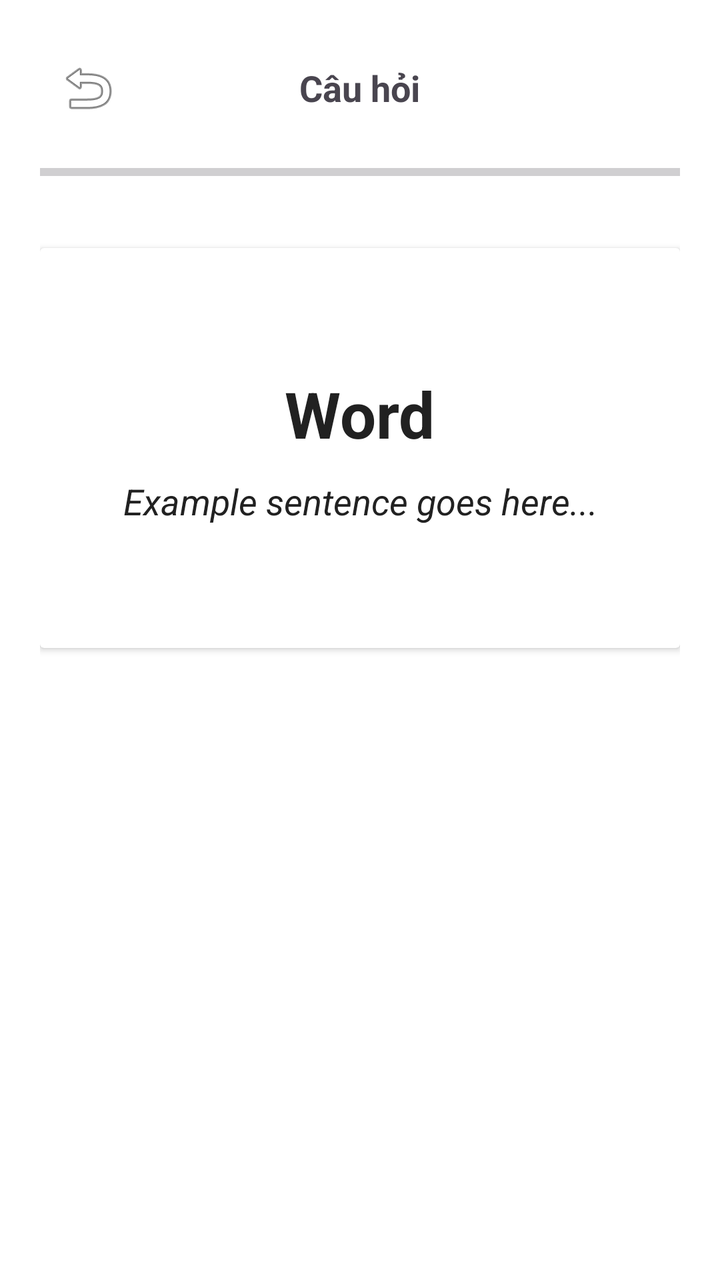
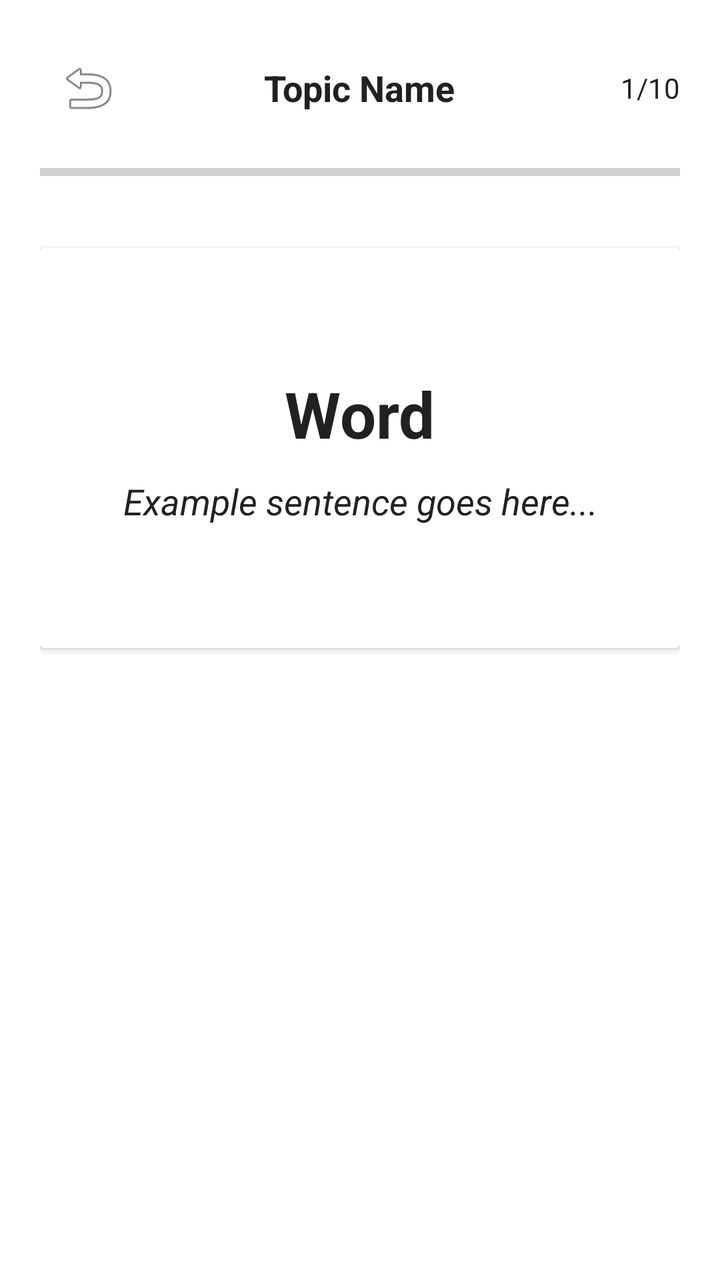

Compare the two renders of this Android layout. The source of the first and the diff that turns it into the second are given below.
<!-- AndroidManifest.xml: application theme Theme.MobileApp -->
<!-- res/layout/activity_quiz.xml -->
<?xml version="1.0" encoding="utf-8"?>
<LinearLayout xmlns:android="http://schemas.android.com/apk/res/android"
    android:layout_width="match_parent"
    android:layout_height="match_parent"
    android:orientation="vertical"
    android:padding="20dp"
    android:background="?attr/colorSurface">

    <RelativeLayout
        android:layout_width="match_parent"
        android:layout_height="wrap_content">
        <ImageButton
            android:id="@+id/btnBackQuiz"
            android:layout_width="48dp"
            android:layout_height="48dp"
            android:background="?attr/selectableItemBackgroundBorderless"
            android:src="@android:drawable/ic_menu_revert" />
        <TextView
            android:id="@+id/txtProgress"
            android:layout_width="wrap_content"
            android:layout_height="wrap_content"
            android:layout_centerInParent="true"
            android:text="Câu hỏi"
            android:textSize="18sp"
            android:textStyle="bold" />
    </RelativeLayout>

    <ProgressBar
        android:id="@+id/quizProgressBar"
        style="?android:attr/progressBarStyleHorizontal"
        android:layout_width="match_parent"
        android:layout_height="wrap_content"
        android:layout_marginTop="10dp"
        android:progress="0" />

    <androidx.cardview.widget.CardView
        android:layout_width="match_parent"
        android:layout_height="200dp"
        android:layout_marginTop="30dp"
        android:elevation="4dp">
        <LinearLayout
            android:layout_width="match_parent"
            android:layout_height="match_parent"
            android:gravity="center"
            android:orientation="vertical"
            android:padding="16dp">
            <TextView
                android:id="@+id/txtQuestionWord"
                android:layout_width="wrap_content"
                android:layout_height="wrap_content"
                android:text="Word"
                android:textSize="32sp"
                android:textColor="?attr/colorOnSurface"
                android:textStyle="bold" />
            <TextView
                android:id="@+id/txtQuestionExample"
                android:layout_width="wrap_content"
                android:layout_height="wrap_content"
                android:layout_marginTop="10dp"
                android:gravity="center"
                android:text="Example sentence goes here..."
                android:textSize="18sp"
                android:textStyle="italic"
                android:textColor="?attr/colorOnSurface"/>
        </LinearLayout>
    </androidx.cardview.widget.CardView>

    <LinearLayout
        android:id="@+id/optionsContainer"
        android:layout_width="match_parent"
        android:layout_height="wrap_content"
        android:layout_marginTop="40dp"
        android:orientation="vertical">
    </LinearLayout>

    <View
        android:layout_width="0dp"
        android:layout_height="0dp"
        android:layout_weight="1" />

    <Button
        android:id="@+id/btnSubmitQuiz"
        android:layout_width="match_parent"
        android:layout_height="wrap_content"
        android:text="Nộp bài"
        android:visibility="gone"
        android:backgroundTint="?attr/colorPrimary"
        android:textColor="?attr/colorOnPrimary" />

</LinearLayout>
<!-- resources referenced by this layout -->
<resources>
  <style name="Theme.MobileApp" parent="Theme.Material3.DayNight.NoActionBar">
          <item name="android:windowBackground">@color/bg_light</item>
          <item name="colorSurface">@color/white</item>
          <item name="colorOnSurface">@color/text_primary_light</item>
          <item name="colorError">@color/red</item>
          <item name="colorPrimary">@color/primary</item>
          <item name="colorOnPrimary">@color/white</item>
          <item name="android:textColorPrimary">@color/text_primary_light</item>
          <item name="android:windowLightStatusBar">true</item>
          <item name="colorSurfaceVariant">#E0E0E0</item>
      </style>
  <color name="bg_light">#F5F5F5</color>
  <color name="white">#FFFFFFFF</color>
  <color name="text_primary_light">#212121</color>
  <color name="red">#F44336</color>
  <color name="primary">#2196F3</color>
</resources>

<!-- the commit's change to res/layout/activity_quiz.xml (unified diff, before → after) -->
@@ -16,13 +16,23 @@
             android:background="?attr/selectableItemBackgroundBorderless"
             android:src="@android:drawable/ic_menu_revert" />
         <TextView
+            android:id="@+id/txtTopicTitle"
+            android:layout_width="wrap_content"
+            android:layout_height="wrap_content"
+            android:layout_centerInParent="true"
+            android:text="Topic Name"
+            android:textSize="18sp"
+            android:textStyle="bold"
+            android:textColor="?attr/colorOnSurface" />
+        <TextView
             android:id="@+id/txtProgress"
             android:layout_width="wrap_content"
             android:layout_height="wrap_content"
-            android:layout_centerInParent="true"
-            android:text="Câu hỏi"
-            android:textSize="18sp"
-            android:textStyle="bold" />
+            android:layout_alignParentEnd="true"
+            android:layout_centerVertical="true"
+            android:text="1/10"
+            android:textSize="14sp"
+            android:textColor="?attr/colorOnSurface" />
     </RelativeLayout>
 
     <ProgressBar
